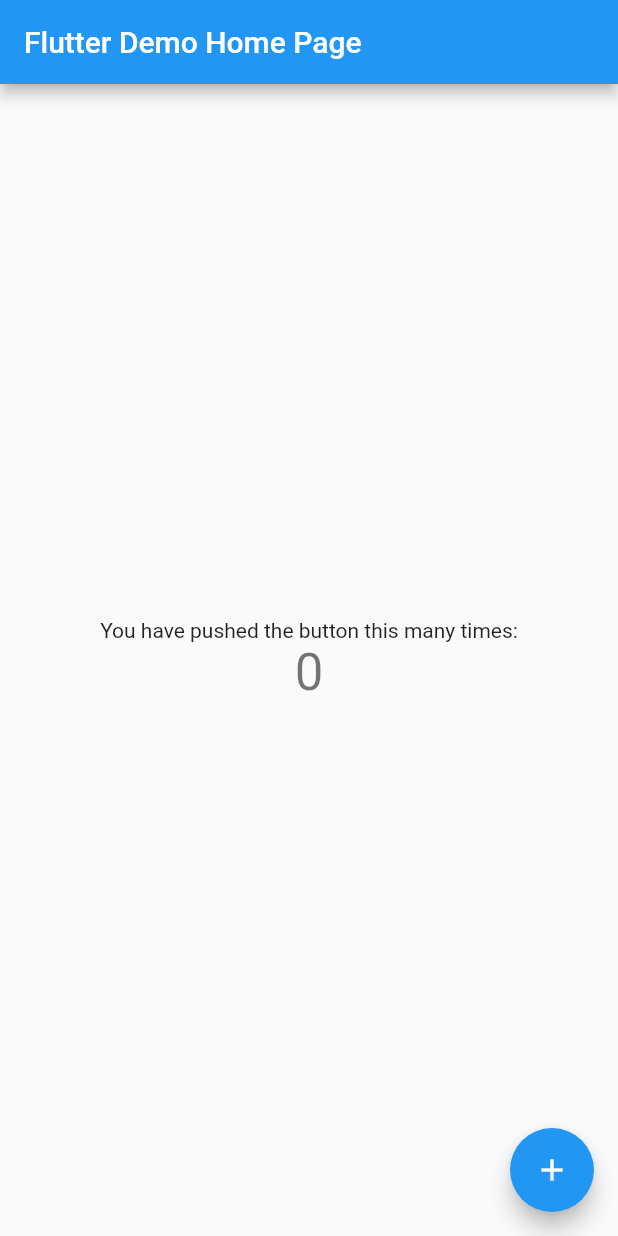
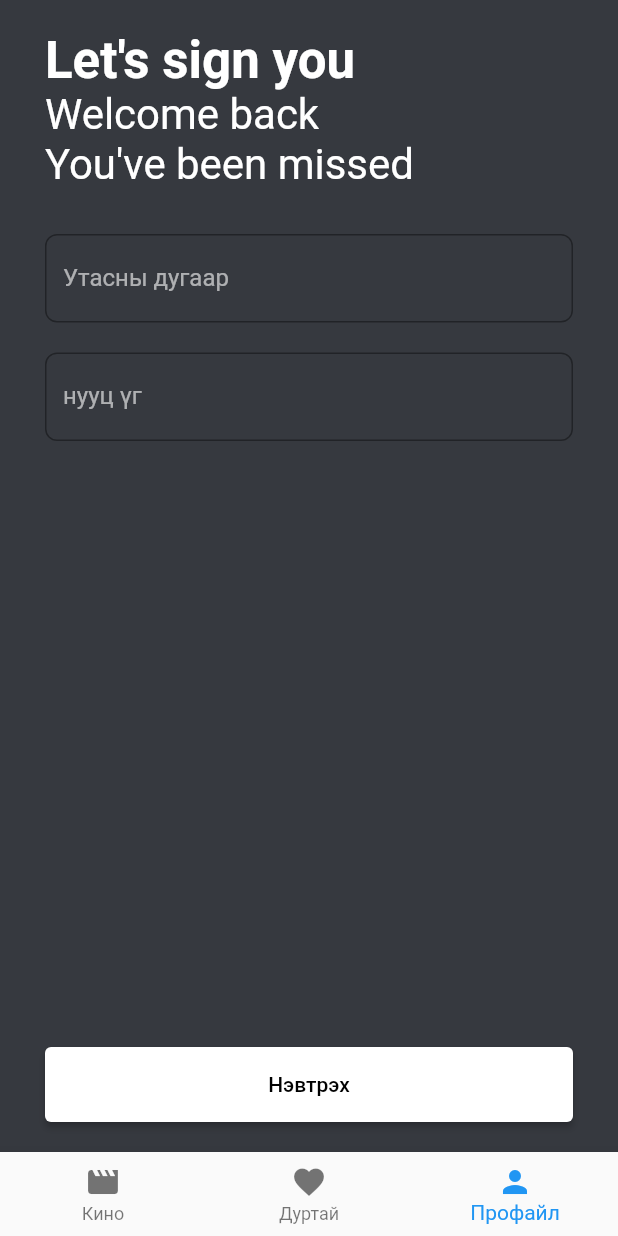
Before and after one commit to enkhjin159/flutter-lesson, a Flutter app: the screen it shows after launch, on a phone screen of 412 x 824 dp. Run offline on Flutter 3.47's test engine with Material 2 defaults, Android fonts, the phone set to English and light mode, and no system bars.

Commit message:
login page UI hiigdlee

```diff
--- a/analysis_options.yaml
+++ /dev/null
@@ -1,29 +0,0 @@
-# This file configures the analyzer, which statically analyzes Dart code to
-# check for errors, warnings, and lints.
-#
-# The issues identified by the analyzer are surfaced in the UI of Dart-enabled
-# IDEs (https://dart.dev/tools#ides-and-editors). The analyzer can also be
-# invoked from the command line by running `flutter analyze`.
-
-# The following line activates a set of recommended lints for Flutter apps,
-# packages, and plugins designed to encourage good coding practices.
-include: package:flutter_lints/flutter.yaml
-
-linter:
-  # The lint rules applied to this project can be customized in the
-  # section below to disable rules from the `package:flutter_lints/flutter.yaml`
-  # included above or to enable additional rules. A list of all available lints
-  # and their documentation is published at
-  # https://dart-lang.github.io/linter/lints/index.html.
-  #
-  # Instead of disabling a lint rule for the entire project in the
-  # section below, it can also be suppressed for a single line of code
-  # or a specific dart file by using the `// ignore: name_of_lint` and
-  # `// ignore_for_file: name_of_lint` syntax on the line or in the file
-  # producing the lint.
-  rules:
-    # avoid_print: false  # Uncomment to disable the `avoid_print` rule
-    # prefer_single_quotes: true  # Uncomment to enable the `prefer_single_quotes` rule
-
-# Additional information about this file can be found at
-# https://dart.dev/guides/language/analysis-options
--- a/lib/main.dart
+++ b/lib/main.dart
@@ -1,4 +1,5 @@
 import 'package:flutter/material.dart';
+import 'package:movie/screens/home.dart';
 
 void main() {
   runApp(const MyApp());
@@ -10,58 +11,11 @@ class MyApp extends StatelessWidget {
   @override
   Widget build(BuildContext context) {
     return MaterialApp(
-      title: 'Flutter Demo',
+      title: 'Movie App',
       theme: ThemeData(
         primarySwatch: Colors.blue,
       ),
-      home: const MyHomePage(title: 'Flutter Demo Home Page'),
+      home: HomePage(),
     );
   }
 }
-
-class MyHomePage extends StatefulWidget {
-  const MyHomePage({super.key, required this.title});
-
-  final String title;
-
-  @override
-  State<MyHomePage> createState() => _MyHomePageState();
-}
-
-class _MyHomePageState extends State<MyHomePage> {
-  int _counter = 0;
-
-  void _incrementCounter() {
-    setState(() {
-      _counter++;
-    });
-  }
-
-  @override
-  Widget build(BuildContext context) {
-    return Scaffold(
-      appBar: AppBar(
-        title: Text(widget.title),
-      ),
-      body: Center(
-        child: Column(
-          mainAxisAlignment: MainAxisAlignment.center,
-          children: <Widget>[
-            const Text(
-              'You have pushed the button this many times:',
-            ),
-            Text(
-              '$_counter',
-              style: Theme.of(context).textTheme.headline4,
-            ),
-          ],
-        ),
-      ),
-      floatingActionButton: FloatingActionButton(
-        onPressed: _incrementCounter,
-        tooltip: 'Increment',
-        child: const Icon(Icons.add),
-      ),
-    );
-  }
-}
--- /dev/null
+++ b/lib/model/movie/index.dart
@@ -0,0 +1 @@
+class MovieModel {}
--- /dev/null
+++ b/lib/screens/home.dart
@@ -0,0 +1,40 @@
+import 'package:flutter/material.dart';
+import 'package:flutter/src/widgets/container.dart';
+import 'package:flutter/src/widgets/framework.dart';
+import 'package:movie/screens/movies.dart';
+import 'package:movie/screens/profile.dart';
+import 'package:movie/screens/wishlist.dart';
+
+class HomePage extends StatefulWidget {
+  const HomePage({super.key});
+
+  @override
+  State<HomePage> createState() => _HomePageState();
+}
+
+class _HomePageState extends State<HomePage> {
+  int _currentIndex = 2;
+  List<Widget> _totalPage = [MoviesPage(), WishListPage(), ProfilePage()];
+  void _setCurrentIndex(int val) {
+    setState(() {
+      _currentIndex = val;
+    });
+  }
+
+  @override
+  Widget build(BuildContext context) {
+    return Scaffold(
+      backgroundColor: Color(0xff36393f),
+      body: _totalPage[_currentIndex],
+      bottomNavigationBar: BottomNavigationBar(
+          currentIndex: _currentIndex,
+          onTap: _setCurrentIndex,
+          items: [
+            BottomNavigationBarItem(icon: Icon(Icons.movie), label: "Кино"),
+            BottomNavigationBarItem(
+                icon: Icon(Icons.favorite), label: "Дуртай"),
+            BottomNavigationBarItem(icon: Icon(Icons.person), label: "Профайл"),
+          ]),
+    );
+  }
+}
--- /dev/null
+++ b/lib/screens/login.dart
@@ -0,0 +1,118 @@
+import 'package:flutter/cupertino.dart';
+import 'package:flutter/material.dart';
+import 'package:flutter/src/widgets/container.dart';
+import 'package:flutter/src/widgets/framework.dart';
+
+class LoginPage extends StatefulWidget {
+  const LoginPage({super.key});
+
+  @override
+  State<LoginPage> createState() => _LoginPageState();
+}
+
+class _LoginPageState extends State<LoginPage> {
+  final _fromKey = GlobalKey<FormState>();
+  final _phoneCtrl = TextEditingController();
+  final _passCtrl = TextEditingController();
+  void onSubmit() {
+    if (_fromKey.currentState!.validate()) {
+      print("Amjilttai");
+    }
+  }
+
+  @override
+  Widget build(BuildContext context) {
+    return Padding(
+      padding: EdgeInsets.symmetric(horizontal: 30, vertical: 20),
+      child: Form(
+        key: _fromKey,
+        child: Column(
+          mainAxisAlignment: MainAxisAlignment.spaceBetween,
+          children: [
+            Column(
+              crossAxisAlignment: CrossAxisAlignment.start,
+              children: [
+                Text("Let's sign you",
+                    style: TextStyle(
+                        color: Colors.white,
+                        fontSize: 34,
+                        fontWeight: FontWeight.bold)),
+                Text(
+                  "Welcome back",
+                  style: TextStyle(
+                    color: Colors.white,
+                    fontSize: 28,
+                  ),
+                ),
+                Text(
+                  "You've been missed",
+                  style: TextStyle(
+                    color: Colors.white,
+                    fontSize: 28,
+                  ),
+                ),
+                SizedBox(
+                  height: 30,
+                ),
+                TextFormField(
+                  controller: _phoneCtrl,
+                  validator: (value) {
+                    if (value == null || value.isEmpty) {
+                      return "Хоосон байж болохгүй";
+                    }
+                    return null;
+                  },
+                  decoration: InputDecoration(
+                    border: OutlineInputBorder(
+                      borderRadius: BorderRadius.circular(8),
+                      borderSide: BorderSide(
+                          color: Colors.white.withOpacity(0.9), width: 1),
+                    ),
+                    labelStyle: TextStyle(color: Colors.white.withOpacity(0.6)),
+                    label: Text("Утасны дугаар"),
+                  ),
+                  style: TextStyle(color: Colors.white),
+                ),
+                SizedBox(
+                  height: 20,
+                ),
+                TextFormField(
+                  controller: _passCtrl,
+                  obscureText: true,
+                  validator: (value) {
+                    if (value == null || value.isEmpty) {
+                      return "Хоосон байж болохгүй";
+                    }
+                    return null;
+                  },
+                  decoration: InputDecoration(
+                    border: OutlineInputBorder(
+                      borderRadius: BorderRadius.circular(8),
+                      borderSide: BorderSide(
+                          color: Colors.white.withOpacity(0.9), width: 1),
+                    ),
+                    labelStyle: TextStyle(color: Colors.white.withOpacity(0.6)),
+                    label: Text("нууц үг"),
+                  ),
+                  style: TextStyle(color: Colors.white),
+                ),
+              ],
+            ),
+            SizedBox(
+              width: double.infinity,
+              height: 50,
+              child: ElevatedButton(
+                style: ButtonStyle(
+                  backgroundColor: MaterialStateProperty.all(Colors.white),
+                  foregroundColor: MaterialStateProperty.all(Colors.black),
+                ),
+                onPressed: onSubmit,
+                child: Text("Нэвтрэх"),
+              ),
+            ),
+          ],
+        ),
+      ),
+    );
+  }
+}
--- /dev/null
+++ b/lib/screens/profile.dart
@@ -0,0 +1,20 @@
+import 'package:flutter/cupertino.dart';
+import 'package:flutter/src/widgets/container.dart';
+import 'package:flutter/src/widgets/framework.dart';
+import 'package:movie/screens/login.dart';
+
+class ProfilePage extends StatefulWidget {
+  const ProfilePage({super.key});
+
+  @override
+  State<ProfilePage> createState() => _ProfilePageState();
+}
+
+class _ProfilePageState extends State<ProfilePage> {
+  bool _isLogged = false;
+
+  @override
+  Widget build(BuildContext context) {
+    return LoginPage();
+  }
+}
--- /dev/null
+++ b/lib/utils/index.dart
@@ -0,0 +1 @@
+class Utils {}
```
Also changed, not shown: lib/screens/movie_detail.dart (added, +14 -0 lines), lib/screens/movies.dart (added, +19 -0 lines), lib/screens/wishlist.dart (added, +14 -0 lines), lib/widgets/movie_card.dart (added, +11 -0 lines), lib/widgets/movie_special_cart.dart (added, +11 -0 lines), pubspec.yaml (+2 -37 lines).
